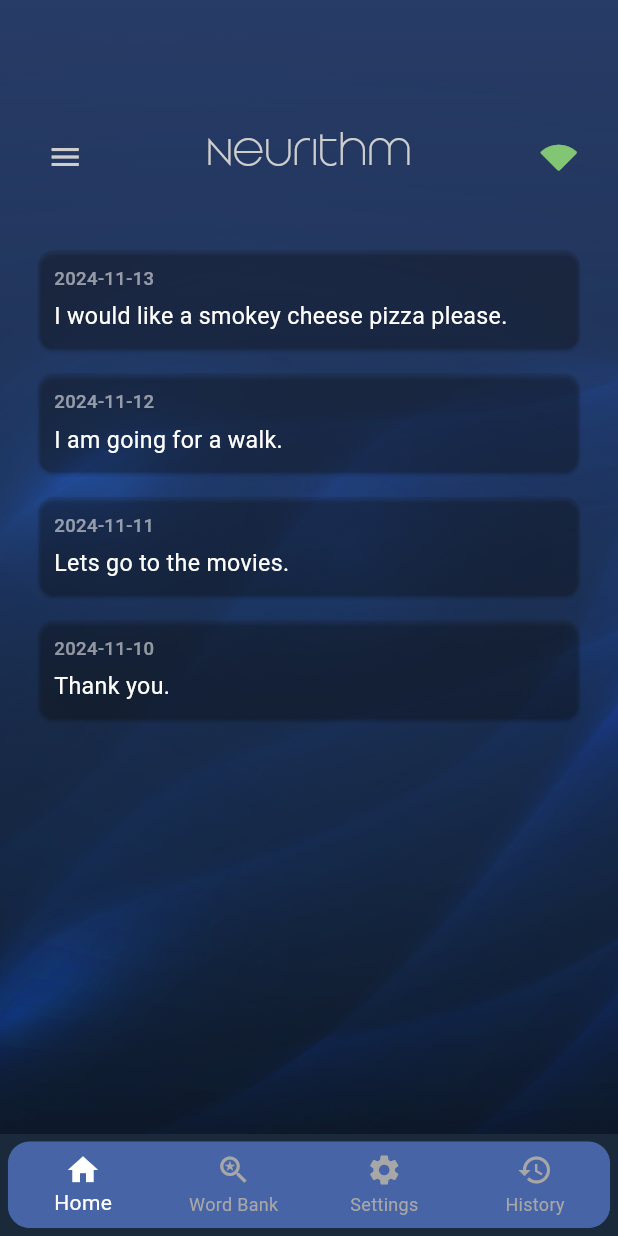
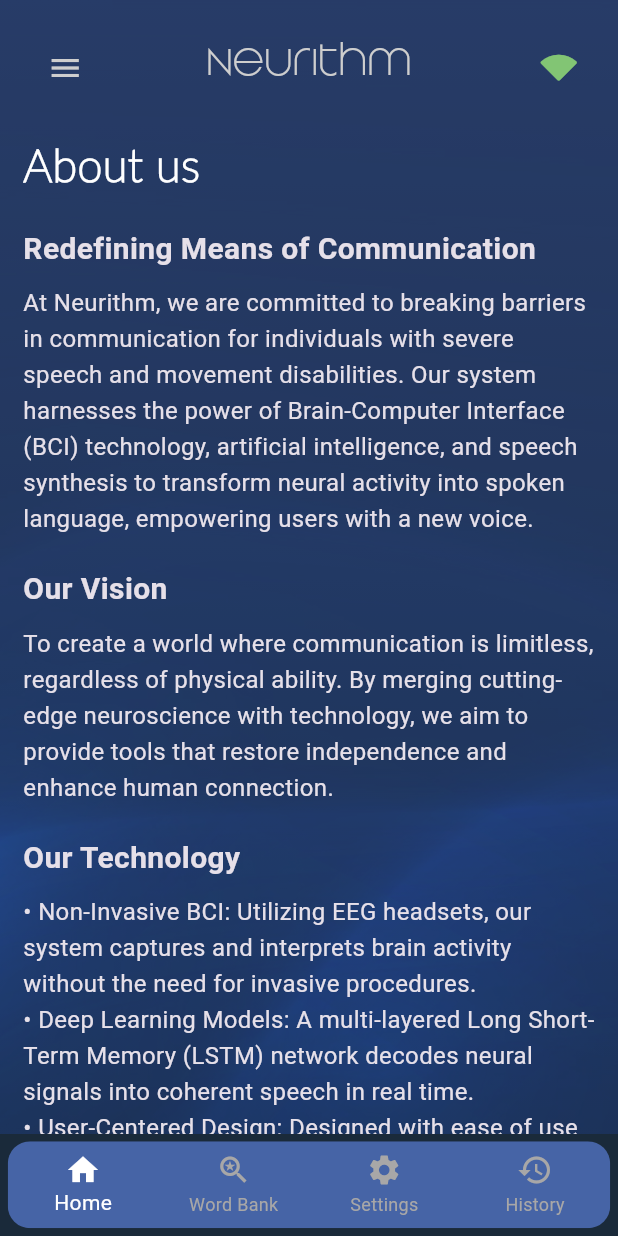
Before and after one commit to malakHelmy/Neurithm, a Flutter app: the HistoryPage screen opened directly, in the side drawer, after a tap on "About", on a phone screen of 412 x 824 dp. Run offline on Flutter 3.47's test engine with Material 3 defaults, Android fonts, the phone set to English and light mode, and no system bars; our stand-ins replace flutter_tts.

Commit message:
about us and alignment

```diff
--- /dev/null
+++ b/neurithm_frontend/lib/screens/aboutUs.dart
@@ -0,0 +1,147 @@
+import 'package:flutter/material.dart';
+import '../widgets/wavesBackground.dart';
+import '../widgets/appbar.dart';
+import '../widgets/bottombar.dart';
+
+class AboutPage extends StatelessWidget {
+  final GlobalKey<ScaffoldState> _scaffoldKey = GlobalKey<ScaffoldState>();
+
+  @override
+  Widget build(BuildContext context) {
+    return Scaffold(
+        key: _scaffoldKey,
+        drawer: sideAppBar(context),
+        bottomNavigationBar: Padding(
+          padding: EdgeInsets.all(spacing(5, getScreenHeight(context))),
+          child: ClipRRect(
+            borderRadius: BorderRadius.circular(15.0),
+            child: bottomappBar(context),
+          ),
+        ),
+        body: SingleChildScrollView(
+            scrollDirection: Axis.vertical,
+            child: Container(
+                decoration: gradientBackground,
+                child: Stack(
+                  children: [
+                    waveBackground,
+                    Padding(
+                      padding: EdgeInsets.symmetric(
+                        horizontal: spacing(15, getScreenHeight(context)),
+                      ),
+                      child: Column(
+                          crossAxisAlignment: CrossAxisAlignment.start,
+                          children: [
+                            // Drawer appBar
+                            appBar(_scaffoldKey),
+
+                            SizedBox(height: spacing(15, getScreenHeight(context))),
+                            const Text(
+                              'About us',
+                              style: TextStyle(
+                                fontSize: 30,
+                                fontFamily: 'Lato',
+                                fontWeight: FontWeight.bold,
+                                color: const Color.fromARGB(255, 255, 255, 255),
+                              ),
+                            ),
+
+                            const SizedBox(height: 20),
+                            const Text(
+                              'Redefining Means of Communication',
+                              style: TextStyle(
+                                fontSize: 20,
+                                fontWeight: FontWeight.w600,
+                              ),
+                            ),
+                            const SizedBox(height: 10),
+                            Text(
+                              'At Neurithm, we are committed to breaking barriers in communication for individuals with severe speech and movement disabilities. Our system harnesses the power of Brain-Computer Interface (BCI) technology, artificial intelligence, and speech synthesis to transform neural activity into spoken language, empowering users with a new voice.',
+                              style: TextStyle(fontSize: 16, height: 1.5),
+                            ),
+                            const SizedBox(height: 20),
+                            Text(
+                              'Our Vision',
+                              style: TextStyle(
+                                fontSize: 20,
+                                fontWeight: FontWeight.w600,
+                              ),
+                            ),
+                            const SizedBox(height: 10),
+                            Text(
+                              'To create a world where communication is limitless, regardless of physical ability. By merging cutting-edge neuroscience with technology, we aim to provide tools that restore independence and enhance human connection.',
+                              style: TextStyle(fontSize: 16, height: 1.5),
+                            ),
+                            const SizedBox(height: 20),
+                            Text(
+                              'Our Technology',
+                              style: TextStyle(
+                                fontSize: 20,
+                                fontWeight: FontWeight.w600,
+                              ),
+                            ),
+                            const SizedBox(height: 10),
+                            Text(
+                              '• Non-Invasive BCI: Utilizing EEG headsets, our system captures and interprets brain activity without the need for invasive procedures.\n'
+                              '• Deep Learning Models: A multi-layered Long Short-Term Memory (LSTM) network decodes neural signals into coherent speech in real time.\n'
+                              '• User-Centered Design: Designed with ease of use in mind, our system is accessible to individuals and caregivers alike.',
+                              style: TextStyle(fontSize: 16, height: 1.5),
+                            ),
+                            const SizedBox(height: 20),
+                            Text(
+                              'Why It Matters',
+                              style: TextStyle(
+                                fontSize: 20,
+                                fontWeight: FontWeight.w600,
+                              ),
+                            ),
+                            const SizedBox(height: 10),
+                            Text(
+                              'Millions of individuals worldwide live with conditions like ALS, locked-in syndrome, or severe paralysis. Our solution provides them with an avenue for expression, autonomy, and connection—one word at a time.',
+                              style: TextStyle(fontSize: 16, height: 1.5),
+                            ),
+                            const SizedBox(height: 20),
+                            Text(
+                              'Meet the Team',
+                              style: TextStyle(
+                                fontSize: 20,
+                                fontWeight: FontWeight.w600,
+                              ),
+                            ),
+                            const SizedBox(height: 10),
+                            Text(
+                              'We are a dedicated group of software engineers, neuroscientists, and innovators passionate about leveraging technology to improve lives. Our multidisciplinary expertise fuels our mission to make cutting-edge solutions accessible to those who need them most.',
+                              style: TextStyle(fontSize: 16, height: 1.5),
+                            ),
+                            const SizedBox(height: 20),
+                            Text(
+                              'Acknowledgments',
+                              style: TextStyle(
+                                fontSize: 20,
+                                fontWeight: FontWeight.w600,
+                              ),
+                            ),
+                            const SizedBox(height: 10),
+                            Text(
+                              'We extend our gratitude to our university and partners for their unwavering support and resources, enabling us to bring this project to life.',
+                              style: TextStyle(fontSize: 16, height: 1.5),
+                            ),
+                            const SizedBox(height: 20),
+                            Text(
+                              'Get Involved',
+                              style: TextStyle(
+                                fontSize: 20,
+                                fontWeight: FontWeight.w600,
+                              ),
+                            ),
+                            const SizedBox(height: 10),
+                            Text(
+                              'We are continuously looking for collaborators, researchers, and users to shape the future of this technology. Contact us to join the journey!',
+                              style: TextStyle(fontSize: 16, height: 1.5),
+                            ),
+                          ]),
+                    ),
+                  ],
+                ))));
+  }
+}
--- a/neurithm_frontend/lib/screens/accountsettings.dart
+++ b/neurithm_frontend/lib/screens/accountsettings.dart
@@ -2,6 +2,7 @@ import 'package:flutter/material.dart';
 import 'package:neurithm_frontend/screens/homePage.dart';
 import '../widgets/wavesBackground.dart';
 import '../widgets/appbar.dart';
+import 'settings.dart';
 
 class UserProfileSettingsPage extends StatefulWidget {
   const UserProfileSettingsPage({super.key});
@@ -49,7 +50,7 @@ class _UserProfileSettingsPageState extends State<UserProfileSettingsPage> {
                     Navigator.push(
                       context,
                       MaterialPageRoute(
-                        builder: (context) => HomePage(),
+                        builder: (context) => SettingsPage(),
                       ),
                     );
                   },
--- a/neurithm_frontend/lib/screens/help.dart
+++ b/neurithm_frontend/lib/screens/help.dart
@@ -68,7 +68,6 @@ class HelpPage extends StatelessWidget {
                             decoration: customTextFieldDecoration('Email'),
                             // validator: _validateEmail,
                           ),
-                          const SizedBox(height: 20),
                           TextFormField(
                               keyboardType: TextInputType.number,
                               style: const TextStyle(
@@ -78,7 +77,7 @@ class HelpPage extends StatelessWidget {
                               // validator: _validateAge,
                               ),
 
-                          const SizedBox(height: 20),
+                          const SizedBox(height: 30),
 
                           // Sign In Button
                           SizedBox(
@@ -86,10 +85,10 @@ class HelpPage extends StatelessWidget {
                             child: ElevatedButton(
                               onPressed: () {
                                 ScaffoldMessenger.of(context)
-                                    .showSnackBar(SnackBar(
+                                    .showSnackBar(const SnackBar(
                                   content: Text(
                                       'Your message has been submitted successfully!'),
-                                  backgroundColor: const Color.fromARGB(255, 255, 255, 255),
+                                  backgroundColor: Color.fromARGB(255, 255, 255, 255),
                                   duration: Duration(seconds: 3),
                                 ));
                               },
--- a/neurithm_frontend/lib/screens/history.dart
+++ b/neurithm_frontend/lib/screens/history.dart
@@ -51,18 +51,11 @@ class HistoryPage extends StatelessWidget {
                 crossAxisAlignment: CrossAxisAlignment.start,
                 children: [
                   // Drawer appBar
-                  Padding(
-                    padding: EdgeInsets.only(top: screenHeight * 0.075),
-                    child: appBar(_scaffoldKey),
-                  ),
-                  SizedBox(height: spacing(15)),
-                  Padding(
-                    padding: EdgeInsets.symmetric(horizontal: spacing(10)),
-                    child: Center(
+                   appBar(_scaffoldKey),
+                   Center(
                       child: Column(
                         crossAxisAlignment: CrossAxisAlignment.center,
                         children: [
-                          SizedBox(height: spacing(10)),
                           // Scrollable content area for conversation history
                           ListView.builder(
                             shrinkWrap: true, // Ensures it works with the rest of the content
@@ -84,7 +77,7 @@ class HistoryPage extends StatelessWidget {
                                       Text(
                                         history['date'] ?? '',
                                         style: TextStyle(
-                                          fontSize: fontSize(12),
+                                          fontSize: fontSize(15),
                                           color: Colors.white54,
                                           fontWeight: FontWeight.w500,
                                         ),
@@ -93,7 +86,7 @@ class HistoryPage extends StatelessWidget {
                                       Text(
                                         history['content'] ?? '',
                                         style: TextStyle(
-                                          fontSize: fontSize(15),
+                                          fontSize: fontSize(20),
                                           color: Colors.white,
                                           fontWeight: FontWeight.normal,
                                         ),
@@ -107,7 +100,7 @@ class HistoryPage extends StatelessWidget {
                         ],
                       ),
                     ),
-                  ),
+
                 ],
               ),
             ),
--- a/neurithm_frontend/lib/screens/recitePage.dart
+++ b/neurithm_frontend/lib/screens/recitePage.dart
@@ -68,7 +68,6 @@ class _RecitePageState extends State<RecitePage>
   @override
   Widget build(BuildContext context) {
     return Scaffold(
-      resizeToAvoidBottomInset: false,
       body: Container(
         decoration: gradientBackground,
         child: Stack(children: [
--- a/neurithm_frontend/lib/screens/settings.dart
+++ b/neurithm_frontend/lib/screens/settings.dart
@@ -9,7 +9,6 @@ class SettingsPage extends StatelessWidget {
   @override
   Widget build(BuildContext context) {
     final GlobalKey<ScaffoldState> _scaffoldKey = GlobalKey<ScaffoldState>();
-
 
     final screenWidth = MediaQuery.of(context).size.width;
     final screenHeight = MediaQuery.of(context).size.height;
@@ -31,7 +30,6 @@ class SettingsPage extends StatelessWidget {
         decoration: gradientBackground, // Gradient background
         child: Stack(
           children: [
-            appBar(_scaffoldKey),
             Positioned.fill(
               child: Opacity(
                 opacity: 0.50,
@@ -47,32 +45,36 @@ class SettingsPage extends StatelessWidget {
                 crossAxisAlignment: CrossAxisAlignment.start,
                 children: [
                   // Drawer appBar
+                  appBar(_scaffoldKey),
 
-                  SizedBox(height: spacing(80)),
+                  SizedBox(height: spacing(25)),
                   // Account Settings Option
                   GestureDetector(
                     onTap: () {
                       Navigator.push(
                         context,
-                        MaterialPageRoute(builder: (context) => UserProfileSettingsPage()),
+                        MaterialPageRoute(
+                            builder: (context) => UserProfileSettingsPage()),
                       );
                     },
                     child: Container(
                       width: screenWidth, // Full width
-                      padding: EdgeInsets.symmetric(vertical: spacing(15), horizontal: spacing(20)),
+                      padding: EdgeInsets.symmetric(
+                          vertical: spacing(15), horizontal: spacing(20)),
                       decoration: BoxDecoration(
                         borderRadius: BorderRadius.circular(10),
                         color: const Color.fromARGB(255, 255, 255, 255),
-
                       ),
                       child: Row(
                         children: [
-                          Icon(Icons.arrow_forward_ios, color: const Color.fromARGB(255, 11, 3, 26), size: 20),
+                          Icon(Icons.arrow_forward_ios,
+                              color: const Color.fromARGB(255, 11, 3, 26),
+                              size: 20),
                           SizedBox(width: spacing(10)),
                           Text(
                             "Account Settings",
                             style: TextStyle(
-                              fontSize: fontSize(18),
+                              fontSize: fontSize(20),
                               color: const Color.fromARGB(255, 9, 5, 32),
                             ),
                           ),
@@ -87,24 +89,28 @@ class SettingsPage extends StatelessWidget {
                     onTap: () {
                       Navigator.push(
                         context,
-                        MaterialPageRoute(builder: (context) => VoiceSettingsPage()),
+                        MaterialPageRoute(
+                            builder: (context) => VoiceSettingsPage()),
                       );
                     },
                     child: Container(
                       width: screenWidth, // Full width
-                      padding: EdgeInsets.symmetric(vertical: spacing(15), horizontal: spacing(20)),
+                      padding: EdgeInsets.symmetric(
+                          vertical: spacing(15), horizontal: spacing(20)),
                       decoration: BoxDecoration(
                         borderRadius: BorderRadius.circular(10),
                         color: const Color.fromARGB(255, 255, 255, 255),
                       ),
                       child: Row(
                         children: [
-                          Icon(Icons.arrow_forward_ios, color: const Color.fromARGB(255, 11, 3, 26), size: 20),
+                          Icon(Icons.arrow_forward_ios,
+                              color: const Color.fromARGB(255, 11, 3, 26),
+                              size: 20),
                           SizedBox(width: spacing(10)),
                           Text(
                             "Voice Settings",
                             style: TextStyle(
-                              fontSize: fontSize(18),
+                              fontSize: fontSize(20),
                               color: const Color.fromARGB(255, 9, 5, 32),
                             ),
                           ),
--- a/neurithm_frontend/lib/screens/voicesettings.dart
+++ b/neurithm_frontend/lib/screens/voicesettings.dart
@@ -98,10 +98,8 @@ class _VoiceSettingsState extends State<VoiceSettingsPage> {
                 crossAxisAlignment: CrossAxisAlignment.start,
                 children: [
                   // Drawer appBar
-                  Padding(
-                    padding: EdgeInsets.only(top: screenHeight * 0.075),
-                    child: appBar(_scaffoldKey),
-                  ),
+                  appBar(_scaffoldKey),
+
                   SizedBox(height: spacing(15)),
                   Padding(
                     padding: EdgeInsets.symmetric(horizontal: spacing(10)),
@@ -116,7 +114,7 @@ class _VoiceSettingsState extends State<VoiceSettingsPage> {
                           child: Text(
                             "Adjust Pitch (Tone)",
                             style: TextStyle(
-                              fontSize: fontSize(15),
+                              fontSize: fontSize(20),
                               fontWeight: FontWeight.bold,
                               color: Colors.white,
                             ),
@@ -139,7 +137,7 @@ class _VoiceSettingsState extends State<VoiceSettingsPage> {
                           child: Text(
                             "Select Gender",
                             style: TextStyle(
-                              fontSize: fontSize(15),
+                              fontSize: fontSize(20),
                               fontWeight: FontWeight.bold,
                               color: Colors.white,
                             ),
@@ -182,7 +180,7 @@ class _VoiceSettingsState extends State<VoiceSettingsPage> {
                           child: Text(
                             "Select Accent",
                             style: TextStyle(
-                              fontSize: fontSize(15),
+                              fontSize: fontSize(20),
                               fontWeight: FontWeight.bold,
                               color: Colors.white,
                             ),
--- a/neurithm_frontend/lib/widgets/appbar.dart
+++ b/neurithm_frontend/lib/widgets/appbar.dart
@@ -4,6 +4,7 @@ import '../screens/homePage.dart';
 import '../screens/wordBank.dart';
 import '../screens/feedback.dart';
 import '../screens/help.dart';
+import '../screens/aboutUs.dart';
 
 Drawer sideAppBar(context) {
   return Drawer(
@@ -34,21 +35,24 @@ Drawer sideAppBar(context) {
                 fontFamily: 'Lato',
                 fontWeight: FontWeight.bold,
               )),
-          onTap: () {
-            Navigator.pop(context);
+          onTap: () {Navigator.push(
+                context,
+                MaterialPageRoute(
+                  builder: (context) => AboutPage(),
+                ));
           },
         ),
-        ListTile(
-            title: const Text('Contact',
-                style: TextStyle(
-                  color: Color.fromARGB(255, 206, 206, 206),
-                  fontSize: 25,
-                  fontFamily: 'Lato',
-                  fontWeight: FontWeight.bold,
-                )),
-            onTap: () {
-              Navigator.pop(context);
-            }),
+        // ListTile(
+        //     title: const Text('Contact',
+        //         style: TextStyle(
+        //           color: Color.fromARGB(255, 206, 206, 206),
+        //           fontSize: 25,
+        //           fontFamily: 'Lato',
+        //           fontWeight: FontWeight.bold,
+        //         )),
+        //     onTap: () {
+        //       Navigator.pop(context);
+        //     }),
         ListTile(
           title: const Text('Help and Support',
               style: TextStyle(
@@ -155,7 +159,7 @@ Row loginPageAppBar(_scaffoldKey) {
 
 Padding appBar(GlobalKey<ScaffoldState> scaffoldKey) {
   return Padding(
-    padding: EdgeInsets.only(top: 15),
+    padding: EdgeInsets.only(top: 17),
     child: Appbar(scaffoldKey),
   );
 }
--- a/neurithm_frontend/lib/widgets/loginForm.dart
+++ b/neurithm_frontend/lib/widgets/loginForm.dart
@@ -130,14 +130,14 @@ AnimatedOpacity loginForm(
                     width: 24,
                   ),
                   label: const Text(
-                    "Sign In with Google",
+                    "Sign Up using Google",
                     style: TextStyle(
                       fontSize: 20,
-                      color: Color(0xFF1A2A3A),
+                      color: Color.fromARGB(255, 255, 255, 255),
                     ),
                   ),
                   style: ElevatedButton.styleFrom(
-                    backgroundColor: const Color.fromARGB(255, 255, 255, 255),
+                    backgroundColor: Colors.transparent,
                     shape: RoundedRectangleBorder(
                       borderRadius: BorderRadius.circular(30),
                     ),
```
